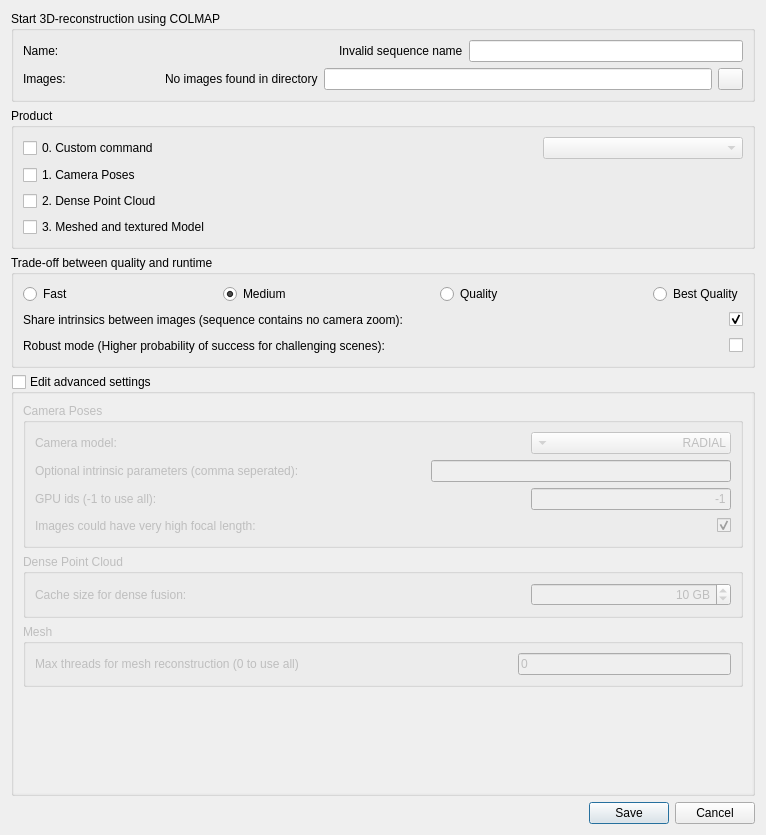
Above: iVS3D/src/iVS3D-core/ots/colmapwrapper/colmapnewproductdialog.ui from iVS3D/iVS3D before the change. Below: the same form after it.
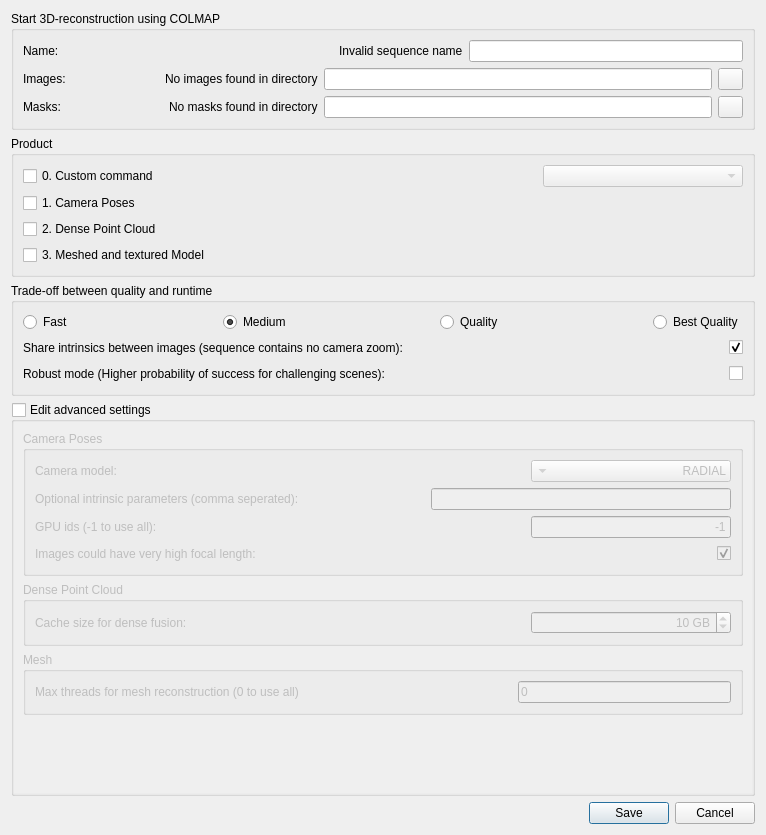
That is the form after the change. Icons and pictures are not drawn.

Commit message: feat: add mask path selection and validation in NewProductDialog

The edit to the form file:
```diff
--- a/iVS3D/src/iVS3D-core/ots/colmapwrapper/colmapnewproductdialog.ui
+++ b/iVS3D/src/iVS3D-core/ots/colmapwrapper/colmapnewproductdialog.ui
@@ -162,6 +162,111 @@
         </layout>
        </widget>
       </item>
+      <item>
+       <widget class="QFrame" name="f_maskPath">
+        <property name="frameShape">
+         <enum>QFrame::NoFrame</enum>
+        </property>
+        <property name="frameShadow">
+         <enum>QFrame::Plain</enum>
+        </property>
+        <layout class="QHBoxLayout" name="horizontalLayout_maskPath">
+         <property name="leftMargin">
+          <number>0</number>
+         </property>
+         <property name="topMargin">
+          <number>0</number>
+         </property>
+         <property name="rightMargin">
+          <number>0</number>
+         </property>
+         <property name="bottomMargin">
+          <number>0</number>
+         </property>
+         <item>
+          <widget class="QLabel" name="l_maskPath">
+           <property name="text">
+        <string>Masks:</string>
+           </property>
+          </widget>
+         </item>
+         <item>
+          <spacer name="horizontalSpacer_maskPath">
+           <property name="orientation">
+        <enum>Qt::Horizontal</enum>
+           </property>
+           <property name="sizeHint" stdset="0">
+        <size>
+         <width>40</width>
+         <height>20</height>
+        </size>
+           </property>
+          </spacer>
+         </item>
+         <item>
+          <widget class="QLabel" name="l_warningNoMasks">
+           <property name="text">
+        <string>No masks found in directory</string>
+           </property>
+          </widget>
+         </item>
+         <item>
+          <widget class="QLineEdit" name="le_maskPath">
+           <property name="enabled">
+        <bool>true</bool>
+           </property>
+           <property name="minimumSize">
+        <size>
+         <width>388</width>
+         <height>0</height>
+        </size>
+           </property>
+           <property name="dragEnabled">
+        <bool>true</bool>
+           </property>
+           <property name="readOnly">
+        <bool>false</bool>
+           </property>
+           <property name="clearButtonEnabled">
+        <bool>false</bool>
+           </property>
+          </widget>
+         </item>
+         <item>
+          <widget class="QPushButton" name="pb_selectMaskPath">
+           <property name="sizePolicy">
+        <sizepolicy hsizetype="Maximum" vsizetype="Fixed">
+         <horstretch>0</horstretch>
+         <verstretch>0</verstretch>
+        </sizepolicy>
+           </property>
+           <property name="minimumSize">
+        <size>
+         <width>25</width>
+         <height>0</height>
+        </size>
+           </property>
+           <property name="maximumSize">
+        <size>
+         <width>25</width>
+         <height>16777215</height>
+        </size>
+           </property>
+           <property name="toolTip">
+        <string>Select mask path...</string>
+           </property>
+           <property name="text">
+        <string/>
+           </property>
+           <property name="icon">
+        <iconset resource="../../lib3D_ots.qrc">
+         <normaloff>:/assets/icons/glyphicons-145-folder-open.png</normaloff>:/assets/icons/glyphicons-145-folder-open.png</iconset>
+           </property>
+          </widget>
+         </item>
+        </layout>
+       </widget>
+      </item>
      </layout>
     </widget>
    </item>
```
Lines whose indentation alone changed are shown as unchanged. The commit also changes 2 other files.
